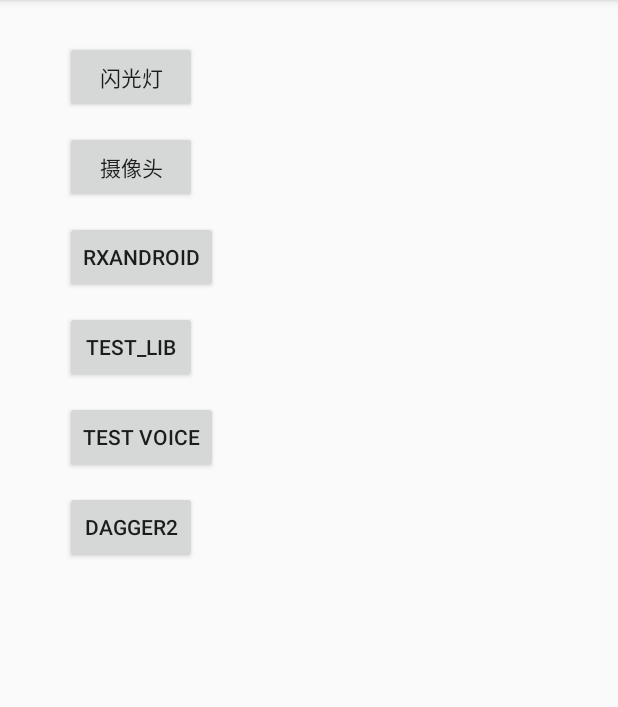
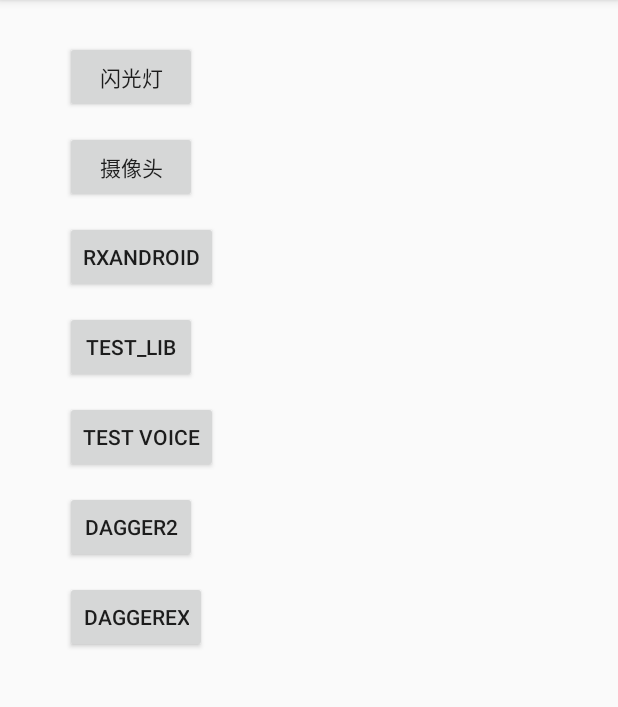
Before and after one commit to Bjelijah/MyTest, an Android app: the screen it shows after launch (MainActivity), on a phone screen of 412 x 824 dp, the part 84-791 px from its top. Run offline under Robolectric (Android 15) with nearby library versions, the phone set to English and light mode, and no system bars; our stand-ins replace ButterKnife, Dagger/Hilt's generated code, RxJava, data binding; 7 statements that could not run were skipped.

Commit message:
add daggerex

```diff
--- a/app/src/main/AndroidManifest.xml
+++ b/app/src/main/AndroidManifest.xml
@@ -20,7 +20,7 @@
         android:label="@string/app_name"
         android:supportsRtl="true"
         android:theme="@style/AppTheme"
-        android:name=".APP">
+        android:name=".DaggerApp">
         <activity
             android:name=".MainActivity"
             android:label="@string/app_name"
@@ -43,7 +43,7 @@
         <activity android:name=".SinVoiceActivity"
             android:theme="@style/sinTheme"/>
         <activity android:name=".Dagger2Activity"/>
-
+        <activity android:name=".ExDagger2Activity"/>
     </application>
 
 </manifest>
--- a/app/src/main/java/com/example/dagger/AppComponent.java
+++ b/app/src/main/java/com/example/dagger/AppComponent.java
@@ -18,7 +18,7 @@
  * Created by Administrator on 2018/2/8.
  */
 @Singleton
-@Component(modules = {AppModule.class,ApiModule.class})
+@Component(modules = AppModule.class)
 public interface AppComponent extends AndroidInjector<APP> {
 
 //    ActivityComponent addSub(ActivityModule module);
--- a/app/src/main/java/com/example/dagger/sample1/CarModel.java
+++ b/app/src/main/java/com/example/dagger/sample1/CarModel.java
@@ -32,7 +32,7 @@
 
 
 class Engine{
-
+    @Inject
      Engine(){
         Log.w("123","new Engine");
     }
@@ -45,7 +45,7 @@
 
 
 class Seat{
-
+    @Inject
      Seat(){
         Log.w("123","new Seat");
     }
@@ -58,7 +58,7 @@
 
 
 class Wheel{
-
+    @Inject
      Wheel(){
         Log.w("123","new wheel");
     }
--- a/app/src/main/java/com/example/viewmodel/main/MainViewModel.kt
+++ b/app/src/main/java/com/example/viewmodel/main/MainViewModel.kt
@@ -19,4 +19,5 @@
     val onClickTest      = Action { Log.i("123",MyTest.justTest()) }
     val onClickVoice     = Action { mContext.startActivity(Intent(mContext,SinVoiceActivity::class.java)) }
     val onClickDagger    = Action { mContext.startActivity(Intent(mContext,Dagger2Activity::class.java)) }
+    val onClickDagger2   = Action { mContext.startActivity(Intent(mContext,ExDagger2Activity::class.java)) }
 }
--- /dev/null
+++ b/app/src/main/java/com/howell/mytest/DaggerApp.java
@@ -0,0 +1,30 @@
+package com.howell.mytest;
+
+import android.app.Application;
+
+import com.example.dagger.ApplicationComponent;
+import com.example.dagger.DaggerAppComponent;
+import com.example.dagger.DaggerApplicationComponent;
+
+import dagger.android.AndroidInjector;
+import dagger.android.DaggerApplication;
+
+/**
+ * Created by Administrator on 2018/2/12.
+ */
+
+public class DaggerApp extends DaggerApplication {
+
+
+    @Override
+    public void onCreate() {
+        super.onCreate();
+    }
+
+    @Override
+    protected AndroidInjector<? extends DaggerApplication> applicationInjector() {
+        return DaggerApplicationComponent.builder().application(this).build();
+    }
+
+
+}
--- a/app/src/main/res/layout/activity_main.xml
+++ b/app/src/main/res/layout/activity_main.xml
@@ -79,6 +79,16 @@
             android:onClick="@{vm.onClickDagger}"
             android:text="dagger2" />
 
+        <Button
+            android:id="@+id/btn_dagger_ex"
+            android:layout_width="wrap_content"
+            android:layout_height="wrap_content"
+            android:layout_alignStart="@+id/btn_dagger"
+            android:layout_below="@+id/btn_dagger"
+            android:layout_marginTop="12dp"
+            android:onClick="@{vm.onClickDagger2}"
+            android:text="daggerEx" />
+
 
     </RelativeLayout>
 </layout>
```
Also changed, not shown: app/src/main/java/com/example/dagger/ApplicationComponent.java (added, +28 -0 lines), app/src/main/java/com/example/dagger/ApplicationModule.java (added, +16 -0 lines), app/src/main/java/com/example/dagger/sample1/ApiModule.java (+10 -0 lines), app/src/main/java/com/example/dagger/sample3/ActivityBindModule.java (added, +20 -0 lines), app/src/main/java/com/example/dagger/sample3/ActivityScope.java (added, +14 -0 lines), app/src/main/java/com/howell/mytest/ExDagger2Activity.java (added, +29 -0 lines).
